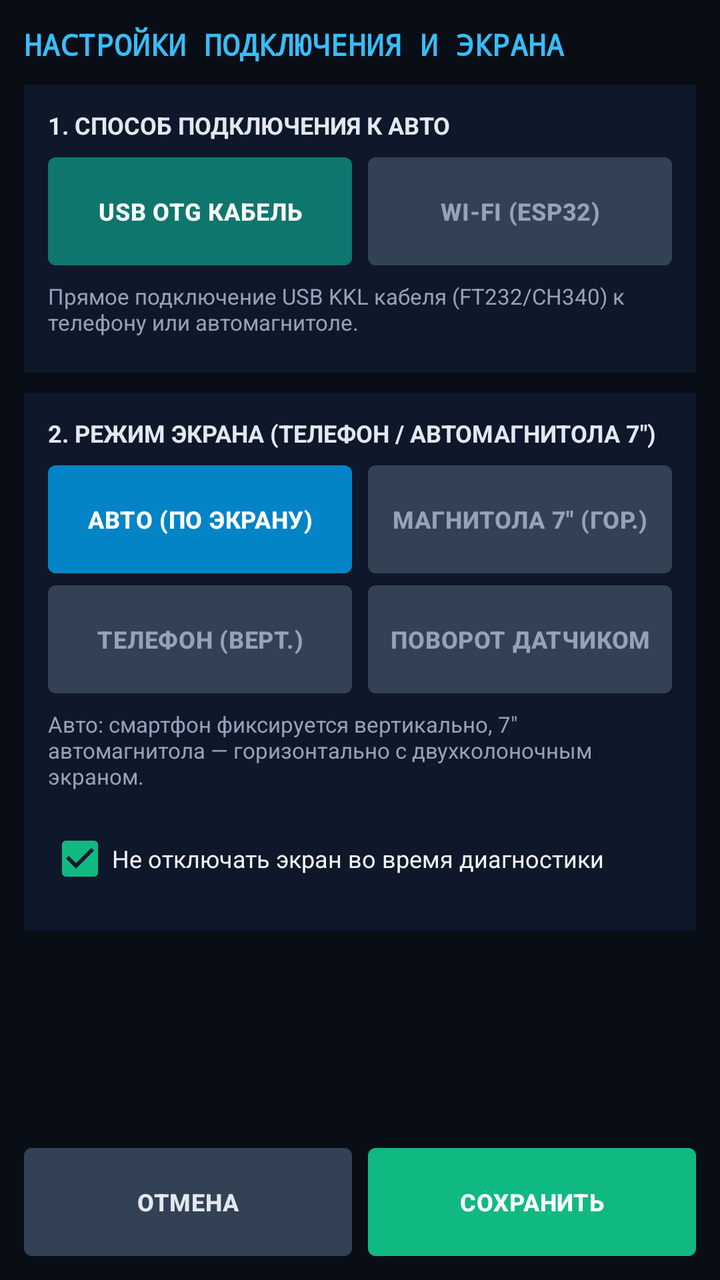
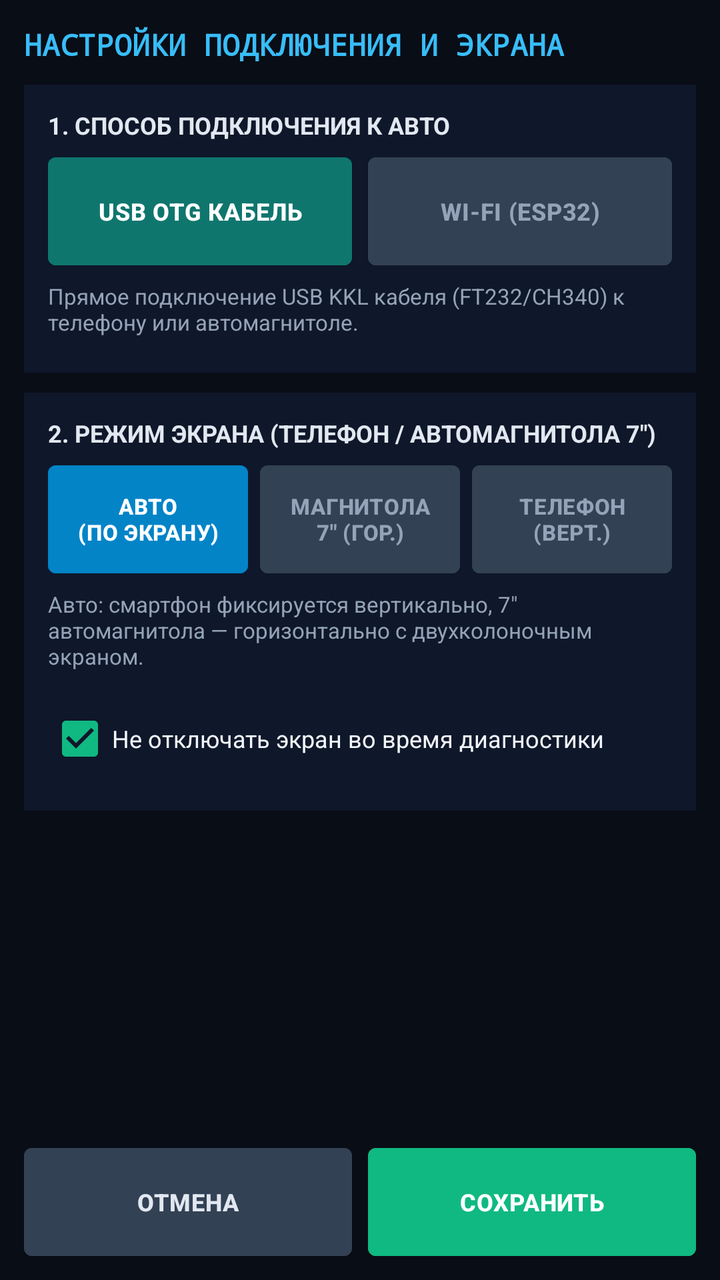

The first picture is an Android layout as it rendered before a commit; the second is the same layout after the commit. The layout source and the unified diff follow.
<!-- AndroidManifest.xml: application theme Theme.Material3.Dark -->
<!-- res/layout/dialog_settings.xml -->
<?xml version="1.0" encoding="utf-8"?>
<LinearLayout xmlns:android="http://schemas.android.com/apk/res/android"
    android:layout_width="match_parent"
    android:layout_height="match_parent"
    android:orientation="vertical"
    android:background="#090D16"
    android:padding="12dp">

    <LinearLayout
        android:layout_width="match_parent"
        android:layout_height="wrap_content"
        android:orientation="horizontal"
        android:gravity="center_vertical"
        android:layout_marginBottom="10dp">

        <TextView
            android:layout_width="0dp"
            android:layout_height="wrap_content"
            android:layout_weight="1"
            android:text="НАСТРОЙКИ ПОДКЛЮЧЕНИЯ И ЭКРАНА"
            android:textColor="#38BDF8"
            android:textSize="15sp"
            android:textStyle="bold"
            android:typeface="monospace" />
    </LinearLayout>

    <ScrollView
        android:layout_width="match_parent"
        android:layout_height="0dp"
        android:layout_weight="1"
        android:layout_marginBottom="10dp">

        <LinearLayout
            android:layout_width="match_parent"
            android:layout_height="wrap_content"
            android:orientation="vertical">

            
            <LinearLayout
                android:layout_width="match_parent"
                android:layout_height="wrap_content"
                android:orientation="vertical"
                android:background="#0F172A"
                android:padding="12dp"
                android:layout_marginBottom="10dp">

                <TextView
                    android:layout_width="match_parent"
                    android:layout_height="wrap_content"
                    android:text="1. СПОСОБ ПОДКЛЮЧЕНИЯ К АВТО"
                    android:textColor="#E2E8F0"
                    android:textSize="12sp"
                    android:textStyle="bold"
                    android:layout_marginBottom="8dp" />

                <LinearLayout
                    android:layout_width="match_parent"
                    android:layout_height="wrap_content"
                    android:orientation="horizontal"
                    android:baselineAligned="false"
                    android:layout_marginBottom="8dp">

                    <Button
                        android:id="@+id/btnSetUsb"
                        android:layout_width="0dp"
                        android:layout_height="54dp"
                        android:layout_weight="1"
                        android:layout_marginEnd="4dp"
                        android:minHeight="0dp"
                        android:insetTop="0dp"
                        android:insetBottom="0dp"
                        android:paddingStart="6dp"
                        android:paddingEnd="6dp"
                        android:paddingTop="4dp"
                        android:paddingBottom="4dp"
                        android:gravity="center"
                        android:textAlignment="center"
                        android:letterSpacing="0.02"
                        android:maxLines="2"
                        android:text="USB OTG КАБЕЛЬ"
                        android:textSize="12sp"
                        android:textStyle="bold"
                        android:backgroundTint="#0F766E"
                        android:textColor="#FFFFFF" />

                    <Button
                        android:id="@+id/btnSetWifi"
                        android:layout_width="0dp"
                        android:layout_height="54dp"
                        android:layout_weight="1"
                        android:layout_marginStart="4dp"
                        android:minHeight="0dp"
                        android:insetTop="0dp"
                        android:insetBottom="0dp"
                        android:paddingStart="6dp"
                        android:paddingEnd="6dp"
                        android:paddingTop="4dp"
                        android:paddingBottom="4dp"
                        android:gravity="center"
                        android:textAlignment="center"
                        android:letterSpacing="0.02"
                        android:maxLines="2"
                        android:text="WI-FI (ESP32)"
                        android:textSize="12sp"
                        android:textStyle="bold"
                        android:backgroundTint="#334155"
                        android:textColor="#94A3B8" />
                </LinearLayout>

                <TextView
                    android:id="@+id/tvSetTransportHint"
                    android:layout_width="match_parent"
                    android:layout_height="wrap_content"
                    android:text="Прямое подключение USB KKL кабеля (FT232/CH340) к телефону или автомагнитоле."
                    android:textColor="#94A3B8"
                    android:textSize="11sp"
                    android:layout_marginBottom="6dp" />

                <LinearLayout
                    android:id="@+id/layoutSetWifiFields"
                    android:layout_width="match_parent"
                    android:layout_height="wrap_content"
                    android:orientation="vertical"
                    android:background="#1E293B"
                    android:padding="10dp"
                    android:visibility="gone">

                    <TextView
                        android:layout_width="match_parent"
                        android:layout_height="wrap_content"
                        android:text="Сеть ESP32-S3: VENTO-KKL-WIFI (пароль: ventokkl)"
                        android:textColor="#38BDF8"
                        android:textSize="11sp"
                        android:textStyle="bold"
                        android:layout_marginBottom="8dp" />

                    <LinearLayout
                        android:layout_width="match_parent"
                        android:layout_height="wrap_content"
                        android:orientation="horizontal"
                        android:baselineAligned="false"
                        android:gravity="center_vertical">

                        <TextView
                            android:layout_width="wrap_content"
                            android:layout_height="wrap_content"
                            android:text="IP:"
                            android:textColor="#CBD5E1"
                            android:textSize="12sp"
                            android:textStyle="bold"
                            android:layout_marginEnd="6dp" />

                        <EditText
                            android:id="@+id/etSetWifiHost"
                            android:layout_width="0dp"
                            android:layout_height="44dp"
                            android:layout_weight="1"
                            android:background="#0F172A"
                            android:paddingStart="10dp"
                            android:paddingEnd="10dp"
                            android:text="192.168.4.1"
                            android:hint="192.168.4.1"
                            android:textColor="#FFFFFF"
                            android:textColorHint="#64748B"
                            android:textSize="13sp"
                            android:typeface="monospace"
                            android:inputType="textUri"
                            android:maxLines="1"
                            android:layout_marginEnd="8dp" />

                        <TextView
                            android:layout_width="wrap_content"
                            android:layout_height="wrap_content"
                            android:text="Порт:"
                            android:textColor="#CBD5E1"
                            android:textSize="12sp"
                            android:textStyle="bold"
                            android:layout_marginEnd="6dp" />

                        <EditText
                            android:id="@+id/etSetWifiPort"
                            android:layout_width="82dp"
                            android:layout_height="44dp"
                            android:background="#0F172A"
                            android:gravity="center"
                            android:text="3333"
                            android:hint="3333"
                            android:textColor="#38BDF8"
                            android:textColorHint="#64748B"
                            android:textSize="13sp"
                            android:typeface="monospace"
                            android:inputType="number"
                            android:maxLength="5"
                            android:maxLines="1" />
                    </LinearLayout>
                </LinearLayout>
            </LinearLayout>

            
            <LinearLayout
                android:layout_width="match_parent"
                android:layout_height="wrap_content"
                android:orientation="vertical"
                android:background="#0F172A"
                android:padding="12dp">

                <TextView
                    android:layout_width="match_parent"
                    android:layout_height="wrap_content"
                    android:text="2. РЕЖИМ ЭКРАНА (ТЕЛЕФОН / АВТОМАГНИТОЛА 7&quot;)"
                    android:textColor="#E2E8F0"
                    android:textSize="12sp"
                    android:textStyle="bold"
                    android:layout_marginBottom="8dp" />

                <LinearLayout
                    android:layout_width="match_parent"
                    android:layout_height="wrap_content"
                    android:orientation="horizontal"
                    android:baselineAligned="false"
                    android:layout_marginBottom="6dp">

                    <Button
                        android:id="@+id/btnOrientAuto"
                        android:layout_width="0dp"
                        android:layout_height="54dp"
                        android:layout_weight="1"
                        android:layout_marginEnd="4dp"
                        android:minHeight="0dp"
                        android:insetTop="0dp"
                        android:insetBottom="0dp"
                        android:paddingStart="6dp"
                        android:paddingEnd="6dp"
                        android:paddingTop="4dp"
                        android:paddingBottom="4dp"
                        android:gravity="center"
                        android:textAlignment="center"
                        android:letterSpacing="0.02"
                        android:maxLines="2"
                        android:text="АВТО (ПО ЭКРАНУ)"
                        android:textSize="12sp"
                        android:textStyle="bold"
                        android:backgroundTint="#0284C7"
                        android:textColor="#FFFFFF" />

                    <Button
                        android:id="@+id/btnOrientLandscape"
                        android:layout_width="0dp"
                        android:layout_height="54dp"
                        android:layout_weight="1"
                        android:layout_marginStart="4dp"
                        android:minHeight="0dp"
                        android:insetTop="0dp"
                        android:insetBottom="0dp"
                        android:paddingStart="6dp"
                        android:paddingEnd="6dp"
                        android:paddingTop="4dp"
                        android:paddingBottom="4dp"
                        android:gravity="center"
                        android:textAlignment="center"
                        android:letterSpacing="0.02"
                        android:maxLines="2"
                        android:text="МАГНИТОЛА 7&quot; (ГОР.)"
                        android:textSize="12sp"
                        android:textStyle="bold"
                        android:backgroundTint="#334155"
                        android:textColor="#94A3B8" />
                </LinearLayout>

                <LinearLayout
                    android:layout_width="match_parent"
                    android:layout_height="wrap_content"
                    android:orientation="horizontal"
                    android:baselineAligned="false"
                    android:layout_marginBottom="8dp">

                    <Button
                        android:id="@+id/btnOrientPortrait"
                        android:layout_width="0dp"
                        android:layout_height="54dp"
                        android:layout_weight="1"
                        android:layout_marginEnd="4dp"
                        android:minHeight="0dp"
                        android:insetTop="0dp"
                        android:insetBottom="0dp"
                        android:paddingStart="6dp"
                        android:paddingEnd="6dp"
                        android:paddingTop="4dp"
                        android:paddingBottom="4dp"
                        android:gravity="center"
                        android:textAlignment="center"
                        android:letterSpacing="0.02"
                        android:maxLines="2"
                        android:text="ТЕЛЕФОН (ВЕРТ.)"
                        android:textSize="12sp"
                        android:textStyle="bold"
                        android:backgroundTint="#334155"
                        android:textColor="#94A3B8" />

                    <Button
                        android:id="@+id/btnOrientSensor"
                        android:layout_width="0dp"
                        android:layout_height="54dp"
                        android:layout_weight="1"
                        android:layout_marginStart="4dp"
                        android:minHeight="0dp"
                        android:insetTop="0dp"
                        android:insetBottom="0dp"
                        android:paddingStart="6dp"
                        android:paddingEnd="6dp"
                        android:paddingTop="4dp"
                        android:paddingBottom="4dp"
                        android:gravity="center"
                        android:textAlignment="center"
                        android:letterSpacing="0.02"
                        android:maxLines="2"
                        android:text="ПОВОРОТ ДАТЧИКОМ"
                        android:textSize="12sp"
                        android:textStyle="bold"
                        android:backgroundTint="#334155"
                        android:textColor="#94A3B8" />
                </LinearLayout>

                <TextView
                    android:id="@+id/tvOrientHint"
                    android:layout_width="match_parent"
                    android:layout_height="wrap_content"
                    android:text="Авто: смартфон фиксируется вертикально, 7&quot; автомагнитола — горизонтально с двухколоночным экраном."
                    android:textColor="#94A3B8"
                    android:textSize="11sp"
                    android:layout_marginBottom="10dp" />

                <CheckBox
                    android:id="@+id/cbKeepScreenOn"
                    android:layout_width="match_parent"
                    android:layout_height="wrap_content"
                    android:text="Не отключать экран во время диагностики"
                    android:textColor="#F1F5F9"
                    android:textSize="12sp"
                    android:checked="true" />
            </LinearLayout>
        </LinearLayout>
    </ScrollView>

    
    <LinearLayout
        android:layout_width="match_parent"
        android:layout_height="wrap_content"
        android:orientation="horizontal"
        android:baselineAligned="false">

        <Button
            android:id="@+id/btnSettingsCancel"
            android:layout_width="0dp"
            android:layout_height="54dp"
            android:layout_weight="1"
            android:layout_marginEnd="4dp"
            android:minHeight="0dp"
            android:insetTop="0dp"
            android:insetBottom="0dp"
            android:paddingStart="6dp"
            android:paddingEnd="6dp"
            android:paddingTop="4dp"
            android:paddingBottom="4dp"
            android:gravity="center"
            android:textAlignment="center"
            android:letterSpacing="0.02"
            android:maxLines="2"
            android:text="ОТМЕНА"
            android:textSize="12sp"
            android:textStyle="bold"
            android:backgroundTint="#334155"
            android:textColor="#E2E8F0" />

        <Button
            android:id="@+id/btnSettingsSave"
            android:layout_width="0dp"
            android:layout_height="54dp"
            android:layout_weight="1"
            android:layout_marginStart="4dp"
            android:minHeight="0dp"
            android:insetTop="0dp"
            android:insetBottom="0dp"
            android:paddingStart="6dp"
            android:paddingEnd="6dp"
            android:paddingTop="4dp"
            android:paddingBottom="4dp"
            android:gravity="center"
            android:textAlignment="center"
            android:letterSpacing="0.02"
            android:maxLines="2"
            android:text="СОХРАНИТЬ"
            android:textSize="12sp"
            android:textStyle="bold"
            android:backgroundTint="#10B981"
            android:textColor="#FFFFFF" />
    </LinearLayout>
</LinearLayout>
<!-- resources referenced by this layout -->
<resources>
  <style name="Theme.Material3.Dark" parent="Theme.MaterialComponents.DayNight.NoActionBar">
          <item name="colorPrimary">#38BDF8</item>
          <item name="colorPrimaryVariant">#0284C7</item>
          <item name="colorOnPrimary">#FFFFFF</item>
          <item name="colorSecondary">#10B981</item>
          <item name="android:statusBarColor">#090D16</item>
          <item name="android:navigationBarColor">#090D16</item>
          <item name="android:windowBackground">#090D16</item>
      </style>
</resources>

<!-- the commit's change to res/layout/dialog_settings.xml (unified diff, before → after) -->
@@ -218,27 +218,29 @@
                     android:layout_height="wrap_content"
                     android:orientation="horizontal"
                     android:baselineAligned="false"
-                    android:layout_marginBottom="6dp">
+                    android:layout_marginBottom="8dp">
 
                     <Button
                         android:id="@+id/btnOrientAuto"
                         android:layout_width="0dp"
                         android:layout_height="54dp"
                         android:layout_weight="1"
-                        android:layout_marginEnd="4dp"
-                        android:minHeight="0dp"
-                        android:insetTop="0dp"
-                        android:insetBottom="0dp"
-                        android:paddingStart="6dp"
-                        android:paddingEnd="6dp"
-                        android:paddingTop="4dp"
-                        android:paddingBottom="4dp"
-                        android:gravity="center"
-                        android:textAlignment="center"
-                        android:letterSpacing="0.02"
-                        android:maxLines="2"
-                        android:text="АВТО (ПО ЭКРАНУ)"
-                        android:textSize="12sp"
+                        android:layout_marginEnd="3dp"
+                        android:minHeight="0dp"
+                        android:insetTop="0dp"
+                        android:insetBottom="0dp"
+                        android:paddingStart="4dp"
+                        android:paddingEnd="4dp"
+                        android:paddingTop="4dp"
+                        android:paddingBottom="4dp"
+                        android:gravity="center"
+                        android:textAlignment="center"
+                        android:letterSpacing="0.02"
+                        android:breakStrategy="simple"
+                        android:hyphenationFrequency="none"
+                        android:maxLines="2"
+                        android:text="АВТО\n(ПО ЭКРАНУ)"
+                        android:textSize="11sp"
                         android:textStyle="bold"
                         android:backgroundTint="#0284C7"
                         android:textColor="#FFFFFF" />
@@ -248,74 +250,48 @@
                         android:layout_width="0dp"
                         android:layout_height="54dp"
                         android:layout_weight="1"
-                        android:layout_marginStart="4dp"
-                        android:minHeight="0dp"
-                        android:insetTop="0dp"
-                        android:insetBottom="0dp"
-                        android:paddingStart="6dp"
-                        android:paddingEnd="6dp"
-                        android:paddingTop="4dp"
-                        android:paddingBottom="4dp"
-                        android:gravity="center"
-                        android:textAlignment="center"
-                        android:letterSpacing="0.02"
-                        android:maxLines="2"
-                        android:text="МАГНИТОЛА 7&quot; (ГОР.)"
-                        android:textSize="12sp"
+                        android:layout_marginStart="3dp"
+                        android:layout_marginEnd="3dp"
+                        android:minHeight="0dp"
+                        android:insetTop="0dp"
+                        android:insetBottom="0dp"
+                        android:paddingStart="4dp"
+                        android:paddingEnd="4dp"
+                        android:paddingTop="4dp"
+                        android:paddingBottom="4dp"
+                        android:gravity="center"
+                        android:textAlignment="center"
+                        android:letterSpacing="0.02"
+                        android:breakStrategy="simple"
+                        android:hyphenationFrequency="none"
+                        android:maxLines="2"
+                        android:text="МАГНИТОЛА\n7&quot; (ГОР.)"
+                        android:textSize="11sp"
                         android:textStyle="bold"
                         android:backgroundTint="#334155"
                         android:textColor="#94A3B8" />
-                </LinearLayout>
-
-                <LinearLayout
-                    android:layout_width="match_parent"
-                    android:layout_height="wrap_content"
-                    android:orientation="horizontal"
-                    android:baselineAligned="false"
-                    android:layout_marginBottom="8dp">
 
                     <Button
                         android:id="@+id/btnOrientPortrait"
                         android:layout_width="0dp"
                         android:layout_height="54dp"
                         android:layout_weight="1"
-                        android:layout_marginEnd="4dp"
-                        android:minHeight="0dp"
-                        android:insetTop="0dp"
-                        android:insetBottom="0dp"
-                        android:paddingStart="6dp"
-                        android:paddingEnd="6dp"
-                        android:paddingTop="4dp"
-                        android:paddingBottom="4dp"
-                        android:gravity="center"
-                        android:textAlignment="center"
-                        android:letterSpacing="0.02"
-                        android:maxLines="2"
-                        android:text="ТЕЛЕФОН (ВЕРТ.)"
-                        android:textSize="12sp"
-                        android:textStyle="bold"
-                        android:backgroundTint="#334155"
-                        android:textColor="#94A3B8" />
-
-                    <Button
-                        android:id="@+id/btnOrientSensor"
-                        android:layout_width="0dp"
-                        android:layout_height="54dp"
-                        android:layout_weight="1"
-                        android:layout_marginStart="4dp"
-                        android:minHeight="0dp"
-                        android:insetTop="0dp"
-                        android:insetBottom="0dp"
-                        android:paddingStart="6dp"
-                        android:paddingEnd="6dp"
-                        android:paddingTop="4dp"
-                        android:paddingBottom="4dp"
-                        android:gravity="center"
-                        android:textAlignment="center"
-                        android:letterSpacing="0.02"
-                        android:maxLines="2"
-                        android:text="ПОВОРОТ ДАТЧИКОМ"
-                        android:textSize="12sp"
+                        android:layout_marginStart="3dp"
+                        android:minHeight="0dp"
+                        android:insetTop="0dp"
+                        android:insetBottom="0dp"
+                        android:paddingStart="4dp"
+                        android:paddingEnd="4dp"
+                        android:paddingTop="4dp"
+                        android:paddingBottom="4dp"
+                        android:gravity="center"
+                        android:textAlignment="center"
+                        android:letterSpacing="0.02"
+                        android:breakStrategy="simple"
+                        android:hyphenationFrequency="none"
+                        android:maxLines="2"
+                        android:text="ТЕЛЕФОН\n(ВЕРТ.)"
+                        android:textSize="11sp"
                         android:textStyle="bold"
                         android:backgroundTint="#334155"
                         android:textColor="#94A3B8" />
